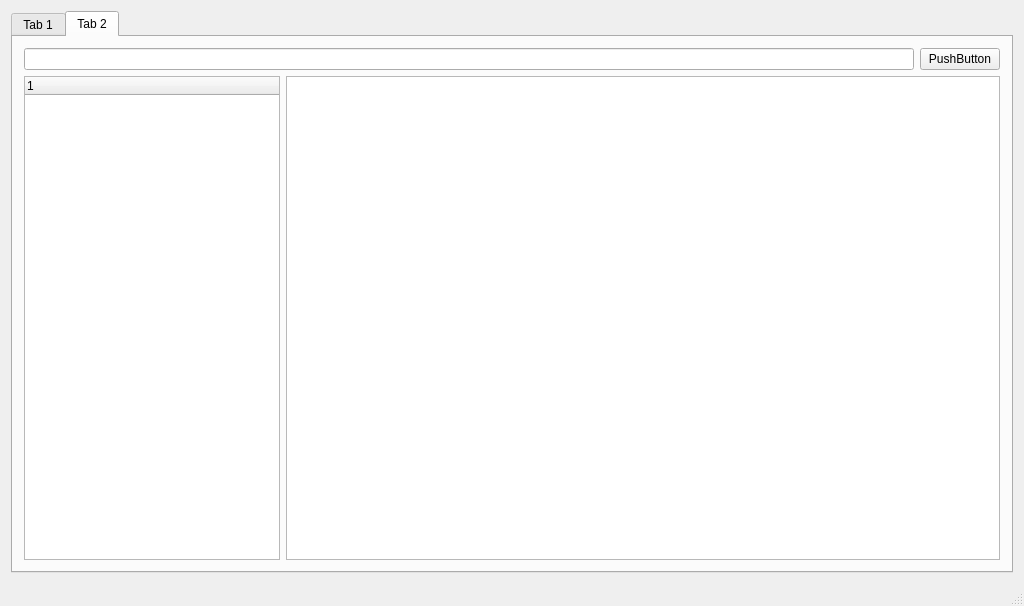
Before: the Qt Designer form rjmanager.ui in Mowei/RJManager, drawn with Qt 5.
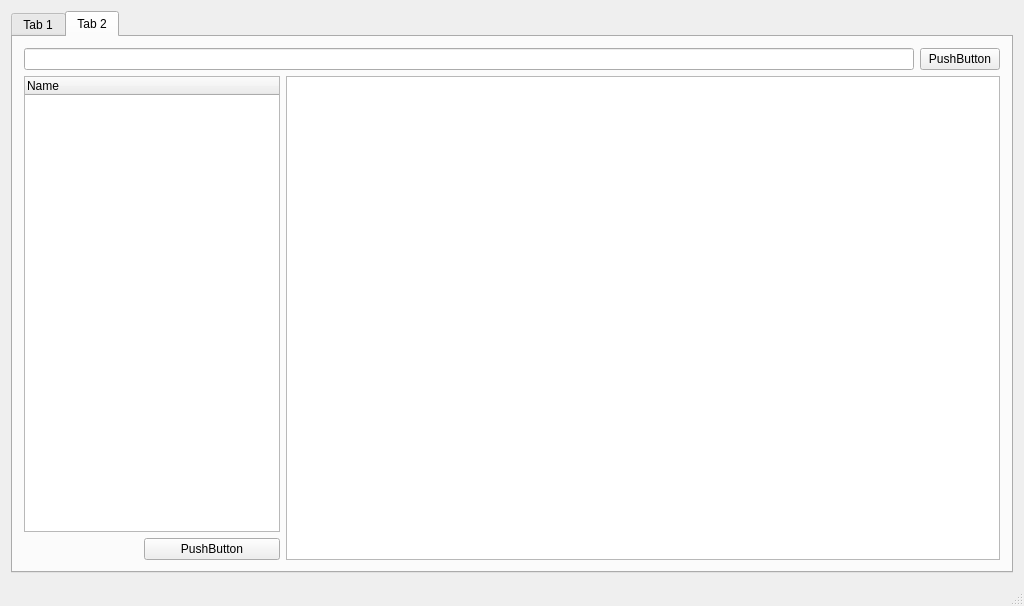
After: the same form once the commit is applied.

Commit message: 從QTreeWidget抓child

```diff
--- a/rjmanager.ui
+++ b/rjmanager.ui
@@ -214,19 +214,97 @@
         <item>
          <layout class="QHBoxLayout" name="horizontalLayout_8">
           <item>
+           <layout class="QVBoxLayout" name="verticalLayout_4">
+            <item>
            <widget class="QTreeWidget" name="treeWidget">
             <property name="sizePolicy">
-             <sizepolicy hsizetype="Fixed" vsizetype="Expanding">
+               <sizepolicy hsizetype="Minimum" vsizetype="Expanding">
               <horstretch>0</horstretch>
               <verstretch>0</verstretch>
              </sizepolicy>
             </property>
+              <property name="verticalScrollBarPolicy">
+               <enum>Qt::ScrollBarAsNeeded</enum>
+              </property>
+              <property name="horizontalScrollBarPolicy">
+               <enum>Qt::ScrollBarAsNeeded</enum>
+              </property>
+              <property name="sizeAdjustPolicy">
+               <enum>QAbstractScrollArea::AdjustIgnored</enum>
+              </property>
             <column>
              <property name="text">
-              <string notr="true">1</string>
+                <string>Name</string>
              </property>
             </column>
            </widget>
+            </item>
+            <item>
+             <layout class="QHBoxLayout" name="horizontalLayout_9">
+              <item>
+               <spacer name="horizontalSpacer">
+                <property name="orientation">
+                 <enum>Qt::Horizontal</enum>
+                </property>
+                <property name="sizeType">
+                 <enum>QSizePolicy::Minimum</enum>
+                </property>
+                <property name="sizeHint" stdset="0">
+                 <size>
+                  <width>40</width>
+                  <height>20</height>
+                 </size>
+                </property>
+               </spacer>
+              </item>
+              <item>
+               <spacer name="horizontalSpacer_3">
+                <property name="orientation">
+                 <enum>Qt::Horizontal</enum>
+                </property>
+                <property name="sizeType">
+                 <enum>QSizePolicy::Minimum</enum>
+                </property>
+                <property name="sizeHint" stdset="0">
+                 <size>
+                  <width>40</width>
+                  <height>20</height>
+                 </size>
+                </property>
+               </spacer>
+              </item>
+              <item>
+               <spacer name="horizontalSpacer_2">
+                <property name="orientation">
+                 <enum>Qt::Horizontal</enum>
+                </property>
+                <property name="sizeType">
+                 <enum>QSizePolicy::Minimum</enum>
+                </property>
+                <property name="sizeHint" stdset="0">
+                 <size>
+                  <width>40</width>
+                  <height>20</height>
+                 </size>
+                </property>
+               </spacer>
+              </item>
+              <item>
+               <widget class="QPushButton" name="pushButton_4">
+                <property name="sizePolicy">
+                 <sizepolicy hsizetype="Preferred" vsizetype="Fixed">
+                  <horstretch>0</horstretch>
+                  <verstretch>0</verstretch>
+                 </sizepolicy>
+                </property>
+                <property name="text">
+                 <string>PushButton</string>
+                </property>
+               </widget>
+              </item>
+             </layout>
+            </item>
+           </layout>
           </item>
           <item>
            <widget class="QTableWidget" name="tableWidget"/>
```
Left out of the diff: 2 changed lines with no effect on the pictures. Lines whose indentation alone changed are shown as unchanged. The commit also changes 2 other files.
